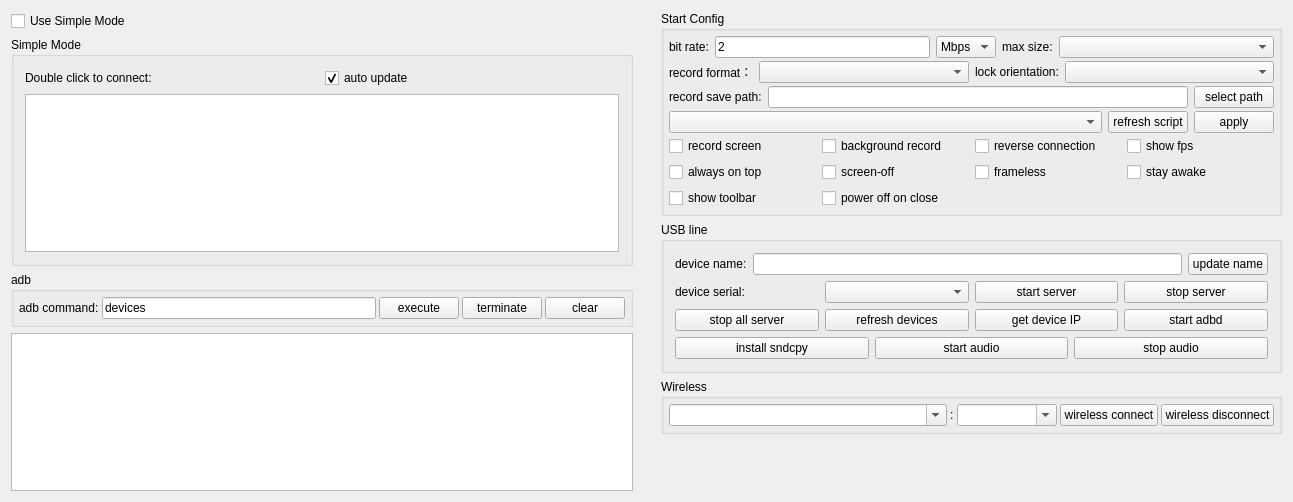
This is QtScrcpy/ui/dialog.ui in xushuduo/QtScrcpy as Qt 5 draws it before an edit. The edited form follows.
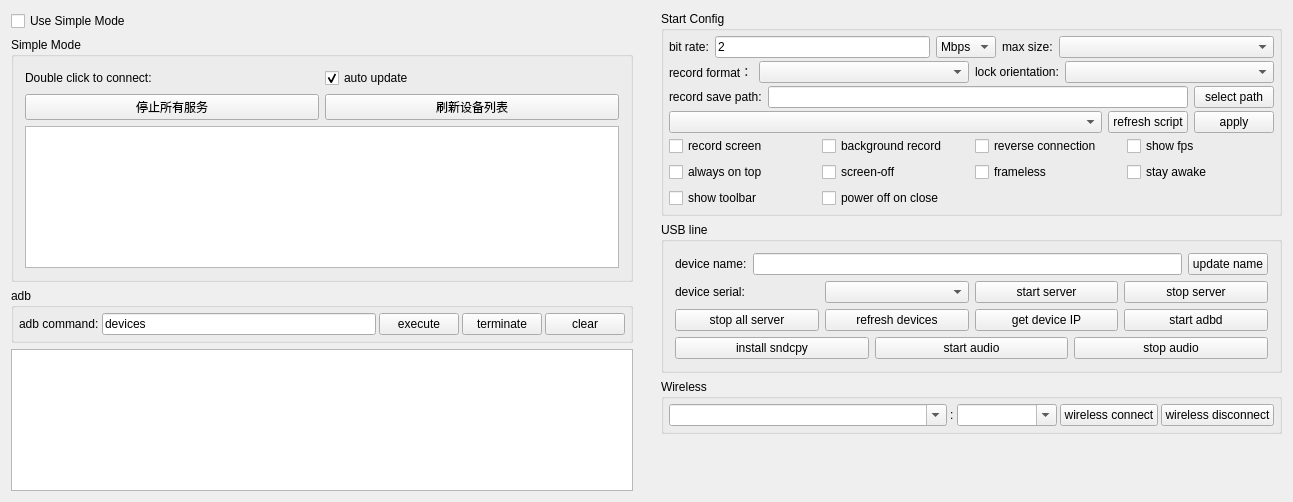
This is the edited form.

Commit message: feat: add stop all server and refresh devices buttons above phone list

```diff
--- a/QtScrcpy/ui/dialog.ui
+++ b/QtScrcpy/ui/dialog.ui
@@ -105,6 +105,24 @@
            </item>
           </layout>
          </item>
+         <item>
+          <layout class="QHBoxLayout" name="horizontalLayout_phoneActions">
+           <item>
+            <widget class="QPushButton" name="stopAllServerBtn2">
+             <property name="text">
+              <string>停止所有服务</string>
+             </property>
+            </widget>
+           </item>
+           <item>
+            <widget class="QPushButton" name="updateDevice2">
+             <property name="text">
+              <string>刷新设备列表</string>
+             </property>
+            </widget>
+           </item>
+          </layout>
+         </item>
          <item>
           <widget class="QListWidget" name="connectedPhoneList">
            <property name="sizePolicy">
```
The commit also changes 2 other files.
